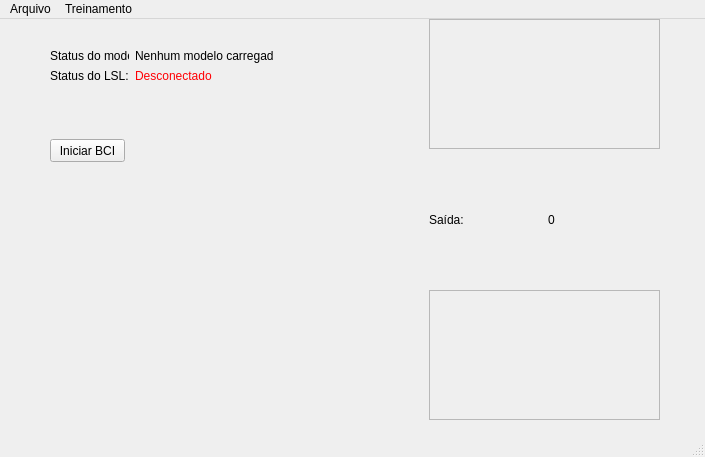
This is gui/Janela 1.ui in Enenon/bci-labios as Qt 5 draws it before an edit. The edited form follows.
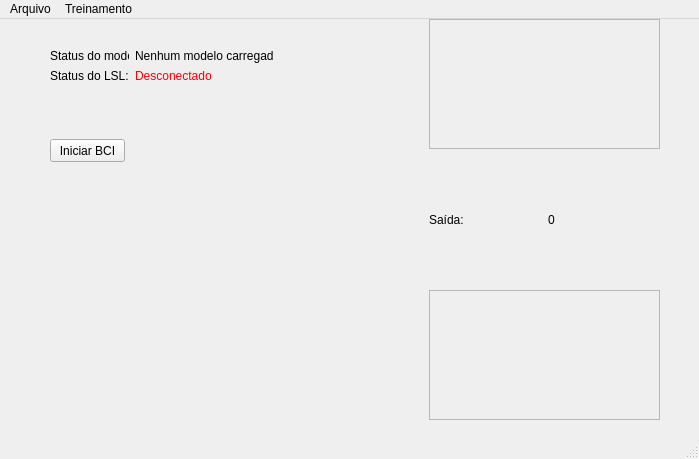
This is the edited form.

Commit message: Expansão do frame com a janela da UI

```diff
--- a/gui/Janela 1.ui
+++ b/gui/Janela 1.ui
@@ -6,8 +6,8 @@
    <rect>
     <x>0</x>
     <y>0</y>
-    <width>705</width>
-    <height>457</height>
+    <width>699</width>
+    <height>459</height>
    </rect>
   </property>
   <property name="windowTitle">
@@ -160,7 +160,7 @@
     <rect>
      <x>0</x>
      <y>0</y>
-     <width>705</width>
+     <width>699</width>
      <height>21</height>
     </rect>
    </property>
```
The commit also changes 1 other file.
